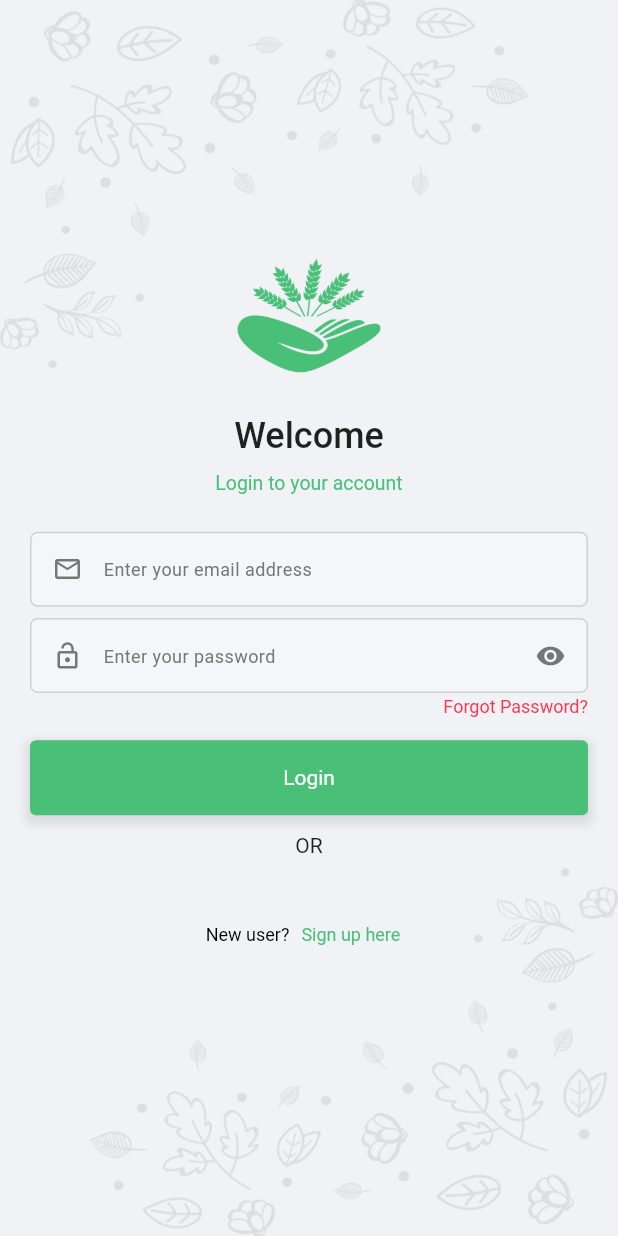
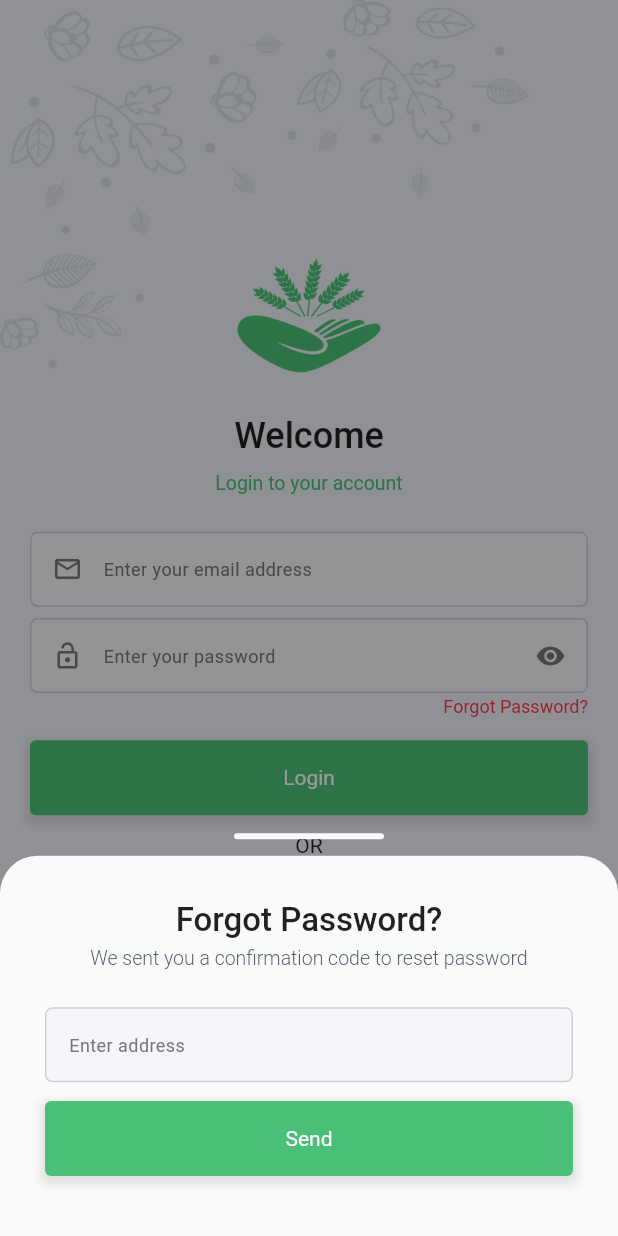
Before and after one commit to ima17/agricultural_insurance_system, a Flutter app: the screen it shows after launch, after a tap on "Forgot Password?", on a phone screen of 412 x 824 dp. Run offline on Flutter 3.47's test engine with Material 2 defaults, Android fonts, the phone set to English and light mode, and no system bars; our stand-ins replace cloud_firestore, faker, firebase_auth, firebase_core, firebase_storage, flutter_spinkit and 7 more; missing offline and left inert: regexed_validator; accounts and stored records are empty; project files that could hold a hidden picture were left out.

Commit message:
Integrate reset password option

```diff
--- a/lib/screens/login_screen.dart
+++ b/lib/screens/login_screen.dart
@@ -5,7 +5,9 @@ import 'package:firebase_auth/firebase_auth.dart';
 import 'package:flutter/material.dart';
 import 'package:shared_preferences/shared_preferences.dart';
 import '../configs/palette.dart';
+import '../constants/theme_constants.dart';
 import '../widgets/button_widget.dart';
+import '../widgets/forgot_password_widget.dart';
 import '../widgets/input_widget.dart';
 import '../widgets/toast.dart';
 
@@ -131,7 +133,9 @@ class _LoginScreenState extends State<LoginScreen> {
                               SizedBox(
                                 width: double.maxFinite,
                                 child: InkWell(
-                                  onTap: () => () {},
+                                  onTap: () {
+                                    _onButtonPressed();
+                                  },
                                   child: const Text(
                                     'Forgot Password?',
                                     textAlign: TextAlign.end,
@@ -285,4 +289,47 @@ class _LoginScreenState extends State<LoginScreen> {
             ),
           );
   }
+
+  void _onButtonPressed() {
+    showModalBottomSheet(
+        isScrollControlled: true,
+        context: context,
+        clipBehavior: Clip.none,
+        barrierColor: Colors.black.withOpacity(0.4),
+        backgroundColor: Colors.transparent,
+        builder: (context) {
+          return SingleChildScrollView(
+            child: Stack(
+              clipBehavior: Clip.none,
+              alignment: Alignment.center,
+              children: [
+                Container(
+                  child: const ForgotPassword(),
+                  decoration: BoxDecoration(
+                    color: Theme.of(context).canvasColor,
+                    borderRadius: const BorderRadius.only(
+                      topLeft:
+                          Radius.circular(ThemeConstants.borderRadius * 2.5),
+                      topRight:
+                          Radius.circular(ThemeConstants.borderRadius * 2.5),
+                    ),
+                  ),
+                ),
+                Positioned(
+                  top: -15.0,
+                  child: Container(
+                    width: 100.0,
+                    height: 4.0,
+                    decoration: BoxDecoration(
+                      color: Theme.of(context).canvasColor,
+                      borderRadius: BorderRadius.circular(
+                          ThemeConstants.borderRadius * 2.5),
+                    ),
+                  ),
+                )
+              ],
+            ),
+          );
+        });
+  }
 }
--- /dev/null
+++ b/lib/widgets/forgot_password_widget.dart
@@ -0,0 +1,111 @@
+import 'package:firebase_auth/firebase_auth.dart';
+import 'package:flutter/material.dart';
+
+import '../configs/palette.dart';
+import '../utils/validator.dart';
+import 'button_widget.dart';
+import 'input_widget.dart';
+import 'toast.dart';
+
+class ForgotPassword extends StatefulWidget {
+  const ForgotPassword({Key? key}) : super(key: key);
+
+  @override
+  State<ForgotPassword> createState() => _ForgotPasswordState();
+}
+
+class _ForgotPasswordState extends State<ForgotPassword> {
+  final _emailController = TextEditingController();
+  final _auth = FirebaseAuth.instance;
+
+  bool _isEmailInputError = false;
+  String _emailInputErrorHint = 'Please enter address';
+
+  @override
+  void dispose() {
+    _emailController.dispose();
+    super.dispose();
+  }
+
+  @override
+  Widget build(BuildContext context) {
+    final MediaQueryData mediaQueryData = MediaQuery.of(context);
+    return Container(
+      margin: EdgeInsets.only(bottom: mediaQueryData.viewInsets.bottom),
+      padding: const EdgeInsets.only(
+        left: 30.0,
+        right: 30.0,
+        bottom: 40.0,
+        top: 30.0,
+      ),
+      child: SingleChildScrollView(
+        child: Column(
+          crossAxisAlignment: CrossAxisAlignment.center,
+          mainAxisSize: MainAxisSize.min,
+          children: <Widget>[
+            const Text(
+              'Forgot Password?',
+              style: TextStyle(
+                fontSize: 22,
+                fontWeight: FontWeight.w500,
+              ),
+            ),
+            const SizedBox(height: 5.0),
+            const Text(
+              'We sent you a confirmation code to reset password',
+              style: TextStyle(
+                fontSize: 13,
+                fontWeight: FontWeight.w300,
+                color: Palette.kHeadingColor,
+              ),
+            ),
+            const SizedBox(height: 25.0),
+            InputWidget(
+              inputPlaceholder: 'Enter address',
+              textInputType: TextInputType.emailAddress,
+              errorHint: _emailInputErrorHint,
+              isError: _isEmailInputError,
+              textEditingController: _emailController,
+            ),
+            const SizedBox(height: 10.0),
+            ButtonWidget(
+              buttonText: "Send",
+              buttonBGColor: Palette.kPrimaryColor,
+              buttonTextColor: Palette.kLightWhiteColor,
+              buttonTriggerFunction: () async {
+                if (_emailController.text == '') {
+                  setState(() {
+                    _emailInputErrorHint = 'Please enter address';
+                    _isEmailInputError = true;
+                  });
+                } else {
+                  if (isValidEmailAddress(_emailController.text)) {
+                    var email = _emailController.text;
+                    if (email.isNotEmpty) {
+                      try {
+                        await _auth.sendPasswordResetEmail(email: email);
+                        Navigator.pop(context);
+                        ToastBottomSuccess("Password reset email sent");
+                      } catch (e) {
+                        print(e);
+                        Navigator.pop(context);
+                        ToastBottomError("Failed to send password reset email");
+                      }
+                    } else {
+                      ToastBottomError("Please enter your email address");
+                    }
+                  } else {
+                    setState(() {
+                      _emailInputErrorHint = 'Please enter valid address';
+                      _isEmailInputError = true;
+                    });
+                  }
+                }
+              },
+            ),
+          ],
+        ),
+      ),
+    );
+  }
+}
```
